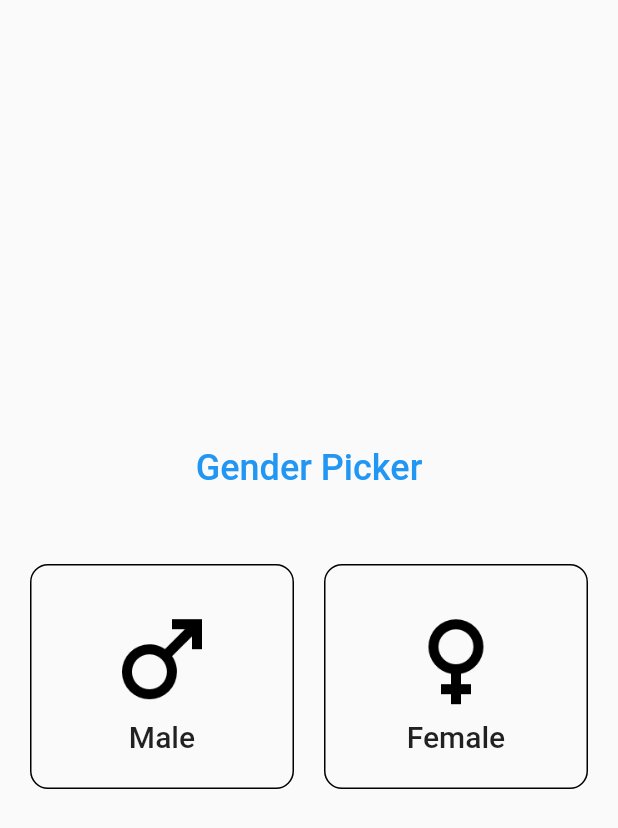
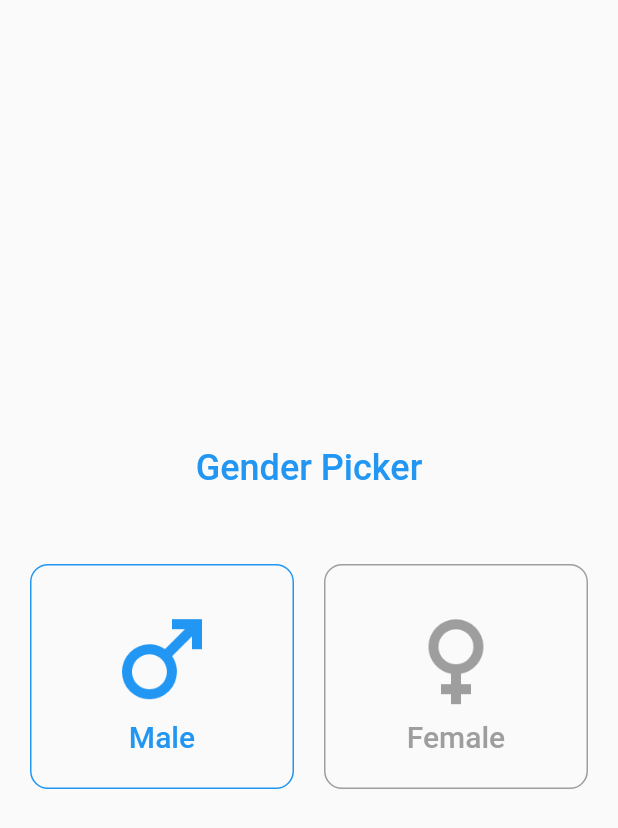
Before and after one commit to aprxty3/Find_Job, a Flutter app: the screen it shows after launch, on a phone screen of 412 x 824 dp. Shown: the top 828 px of the screen. Run offline on Flutter 3.47's test engine with Material 2 defaults, Android fonts, the phone set to English and light mode, and no system bars.

```diff
--- a/lib/gender_provider.dart
+++ b/lib/gender_provider.dart
@@ -12,4 +12,6 @@ class GenderProvider with ChangeNotifier {
   }
 
   get color => _isMale ? Colors.blue : Colors.pink;
+  get malecolor => _isMale ? Colors.blue : Colors.grey;
+  get femalecolor => _isMale ? Colors.grey : Colors.pink;
 }
--- a/lib/main.dart
+++ b/lib/main.dart
@@ -33,11 +33,17 @@ class MyApp extends StatelessWidget {
                   Row(
                     children: [
                       Expanded(
+                        child: Consumer<GenderProvider>(
+                          builder: (context, genderProvider, _) =>
+                              GestureDetector(
+                            onTap: () {
+                              genderProvider.isMale = true;
+                            },
                             child: Container(
                               height: 150,
                               decoration: BoxDecoration(
                                 border: Border.all(
-                              color: Colors.black,
+                                  color: genderProvider.malecolor,
                                 ),
                                 borderRadius: BorderRadius.circular(12),
                               ),
@@ -47,15 +53,19 @@ class MyApp extends StatelessWidget {
                                   Image.asset(
                                     'assets/icon_male.png',
                                     height: 80,
+                                    color: genderProvider.malecolor,
                                   ),
                                   Text(
                                     'Male',
                                     style: TextStyle(
                                       fontSize: 20,
                                       fontWeight: FontWeight.w500,
+                                      color: genderProvider.malecolor,
                                     ),
                                   )
                                 ],
+                              ),
+                            ),
                           ),
                         ),
                       ),
@@ -63,11 +73,17 @@ class MyApp extends StatelessWidget {
                         width: 20,
                       ),
                       Expanded(
+                        child: Consumer<GenderProvider>(
+                          builder: (context, genderProvider, _) =>
+                              GestureDetector(
+                            onTap: () {
+                              genderProvider.isMale = false;
+                            },
                             child: Container(
                                 height: 150,
                                 decoration: BoxDecoration(
                                   border: Border.all(
-                                color: Colors.black,
+                                    color: genderProvider.femalecolor,
                                   ),
                                   borderRadius: BorderRadius.circular(12),
                                 ),
@@ -77,16 +93,20 @@ class MyApp extends StatelessWidget {
                                     Image.asset(
                                       'assets/icon_female.png',
                                       height: 80,
+                                      color: genderProvider.femalecolor,
                                     ),
                                     Text(
                                       'Female',
                                       style: TextStyle(
                                         fontSize: 20,
                                         fontWeight: FontWeight.w500,
+                                        color: genderProvider.femalecolor,
                                       ),
                                     )
                                   ],
                                 )),
+                          ),
+                        ),
                       ),
                     ],
                   )
```
Lines whose indentation alone changed are shown as unchanged.
